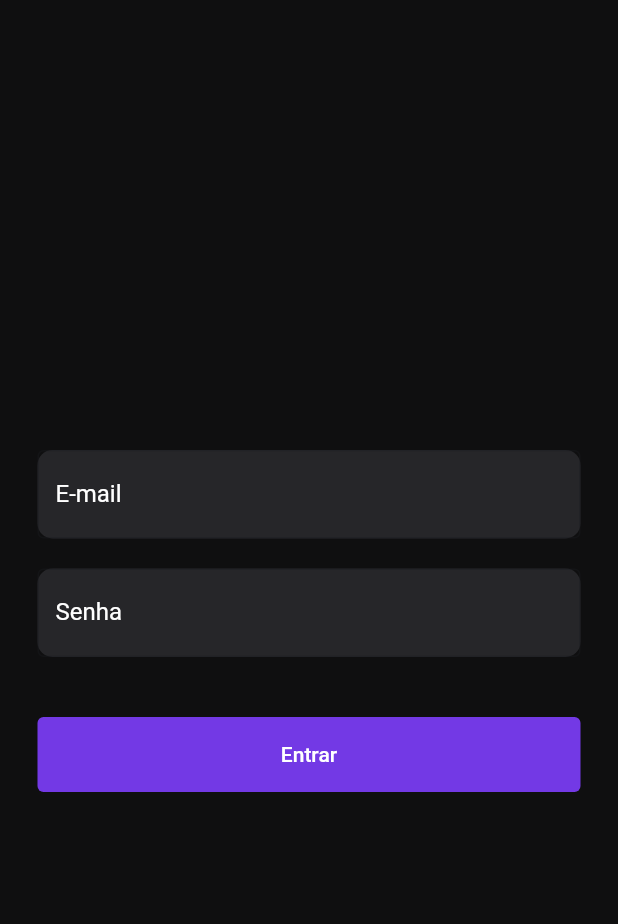
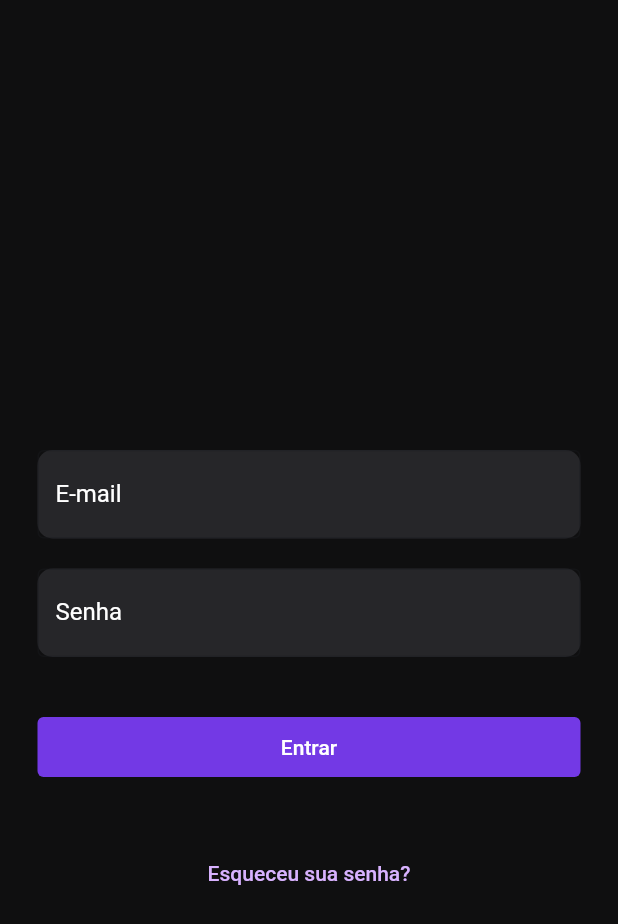
Before and after one commit to Rodrigo322/general-mobile, a Flutter app: the screen it shows after launch, on a phone screen of 412 x 824 dp. Shown: the top 924 px of the screen. Run offline on Flutter 3.47's test engine with Material 2 defaults, Android fonts, the phone set to English and light mode, and no system bars; our stand-ins replace flutter_modular.

Commit message:
button widget

```diff
--- a/lib/modules/login/screens/login_page.dart
+++ b/lib/modules/login/screens/login_page.dart
@@ -10,7 +10,6 @@ class LoginPage extends StatefulWidget {
 }
 
 class _LoginPageState extends State<LoginPage> {
-
   @override
   Widget build(BuildContext context) {
     return Scaffold(
@@ -59,7 +58,22 @@ class _LoginPageState extends State<LoginPage> {
             const SizedBox(
               height: 40,
             ),
-            const ButtonWidget(),
+            ButtonWidget(
+              text: "Entrar",
+              onPressed: () {},
+            ),
+            const SizedBox(
+              height: 40,
+            ),
+            Center(
+              child: TextButton(
+                onPressed: () {},
+                child: const Text(
+                  'Esqueceu sua senha?',
+                  style: TextStyle(color: AppColors.sutTitle),
+                ),
+              ),
+            ),
           ],
         ),
       ),
--- a/lib/modules/login/widgets/button_widget.dart
+++ b/lib/modules/login/widgets/button_widget.dart
@@ -3,21 +3,23 @@ import 'package:flutter/material.dart';
 import '../../../shared/utilities/app_colors.dart';
 
 class ButtonWidget extends StatelessWidget {
-  const ButtonWidget({super.key});
+  final String text;
+  final VoidCallback onPressed;
+  const ButtonWidget({super.key, required this.text, required this.onPressed});
 
   @override
   Widget build(BuildContext context) {
     return SizedBox(
       width: 400,
-      height: 50,
+      height: 40,
       child: TextButton(
         style: const ButtonStyle(
           backgroundColor: MaterialStatePropertyAll<Color>(AppColors.secondary),
         ),
-        onPressed: () {},
-        child: const Text(
-          "Entrar",
-          style: TextStyle(color: AppColors.title),
+        onPressed: onPressed,
+        child: Text(
+          text,
+          style: const TextStyle(color: AppColors.title),
         ),
       ),
     );
```
